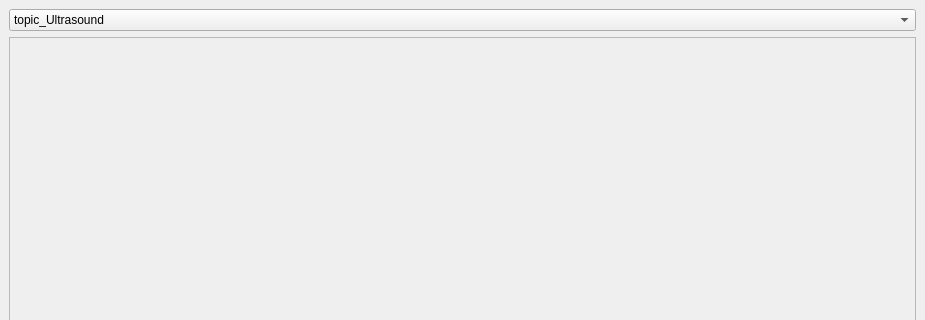
First picture: the form in ros_qt_sen/src/mainwindow.ui, repository cocobird231/RV1-gui, before the edit; both pictures show x 0 to 925 and y 0 to 320 of the 925 by 713 pixel window.
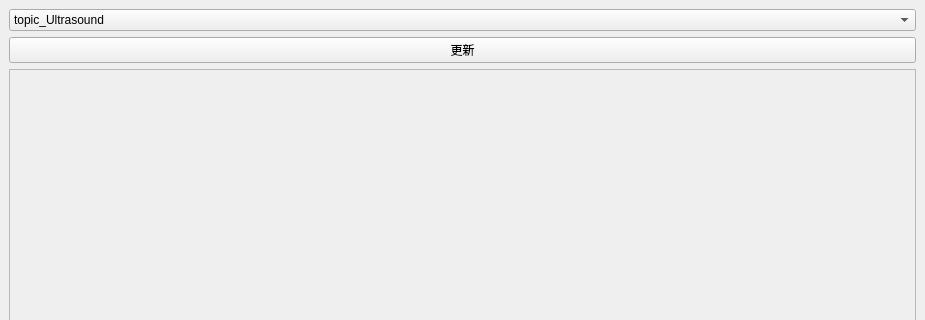
Second picture: the form after the edit.

Diff of the .ui file:
```diff
--- a/ros_qt_sen/src/mainwindow.ui
+++ b/ros_qt_sen/src/mainwindow.ui
@@ -31,6 +31,13 @@
         </item>
        </widget>
       </item>
+      <item>
+       <widget class="QPushButton" name="pushButton">
+        <property name="text">
+         <string>更新</string>
+        </property>
+       </widget>
+      </item>
       <item>
        <widget class="QScrollArea" name="scrollArea">
         <property name="widgetResizable">
@@ -42,7 +49,7 @@
            <x>0</x>
            <y>0</y>
            <width>903</width>
-           <height>616</height>
+           <height>601</height>
           </rect>
          </property>
          <property name="minimumSize">
```
Left out of the diff: 10 changed lines with no effect on the pictures.
